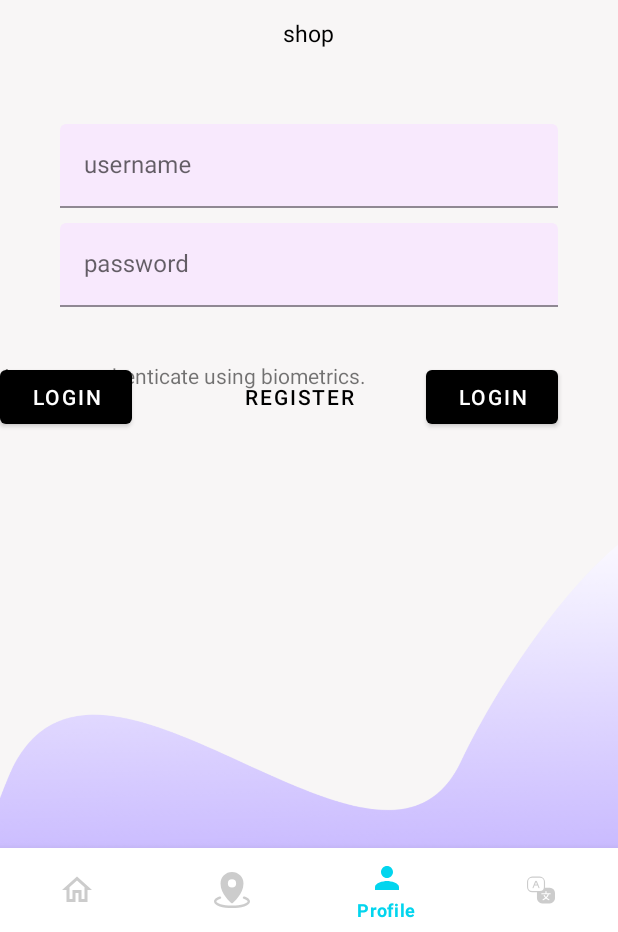
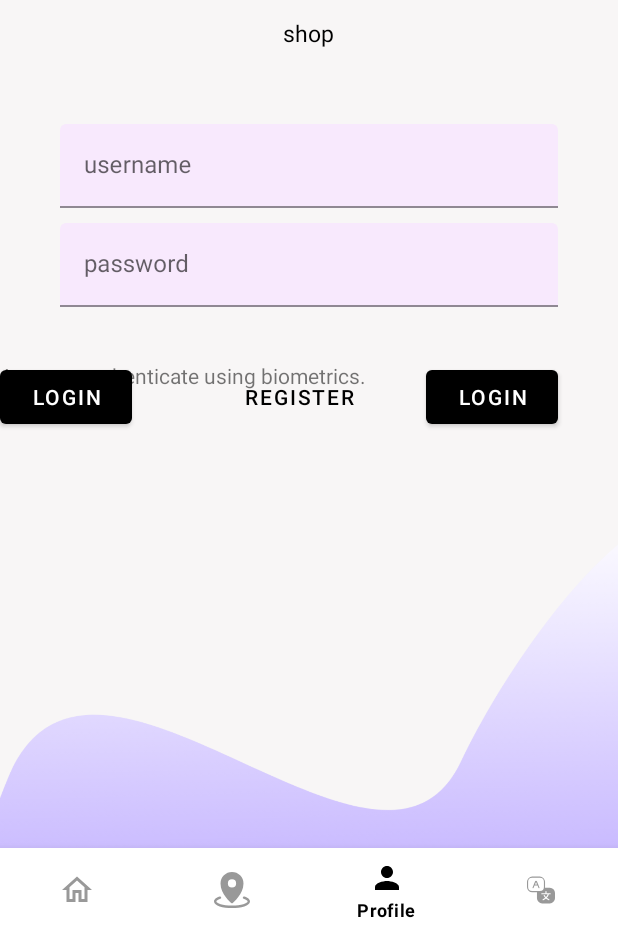
Before and after one commit to chikai110/6002CEM, an Android app: the screen it shows after launch (MainActivity), item 3 of the bottom bar chosen, on a phone screen of 412 x 824 dp, the part 304-1236 px from its top. Run offline under Robolectric (Android 15) with nearby library versions, the phone set to English and light mode, and no system bars; our stand-ins replace Firebase (no records; nobody signed in at launch, a user with empty details on screens opened directly), Picasso; pictures from the network do not load.

Commit message:
Updated Strings xml files

```diff
--- a/app/src/main/res/drawable-v24/bottom_nav_selector.xml
+++ b/app/src/main/res/drawable-v24/bottom_nav_selector.xml
@@ -1,5 +1,5 @@
 <?xml version="1.0" encoding="utf-8"?>
 <selector xmlns:android="http://schemas.android.com/apk/res/android">
-    <item android:color="@color/blue_accent_300" android:state_checked="true" />
-    <item android:color="@color/light_gray" />
+    <item android:color="@color/black" android:state_checked="true" />
+    <item android:color="@color/gray" />
 </selector>
--- a/app/src/main/res/layout/item_card_view.xml
+++ b/app/src/main/res/layout/item_card_view.xml
@@ -40,7 +40,7 @@
                 android:id="@+id/label_item_release"
                 android:layout_width="match_parent"
                 android:layout_height="wrap_content"
-                android:text="Release"
+                android:text="@string/item_release"
                 android:textColor="@color/gray" />
 
             <TextView
@@ -55,7 +55,7 @@
                 android:id="@+id/label_item_duration"
                 android:layout_width="match_parent"
                 android:layout_height="wrap_content"
-                android:text="Duration"
+                android:text="@string/item_duration"
                 android:textColor="@color/gray" />
 
             <TextView
@@ -65,8 +65,6 @@
                 android:text="product_description"
                 android:textAppearance="?attr/textAppearanceBody2"
                 android:textColor="@color/white" />
-
-
         </LinearLayout>
 
     </LinearLayout>
--- a/app/src/main/res/values/strings.xml
+++ b/app/src/main/res/values/strings.xml
@@ -11,6 +11,9 @@
     <string name="bottom_nav_profile_label">Profile</string>
     <string name="bottom_nav_language_label">Language</string>
 
+    <string name="item_release">Release</string>
+    <string name="item_duration">Duration</string>
+
     <string name="profile_img_desc">Profile Image</string>
     <string name="profile_email_label_text">Email</string>
     <string name="profile_mobile_label_text">Mobile Number</string>
```
Also changed, not shown: 2 other files.
